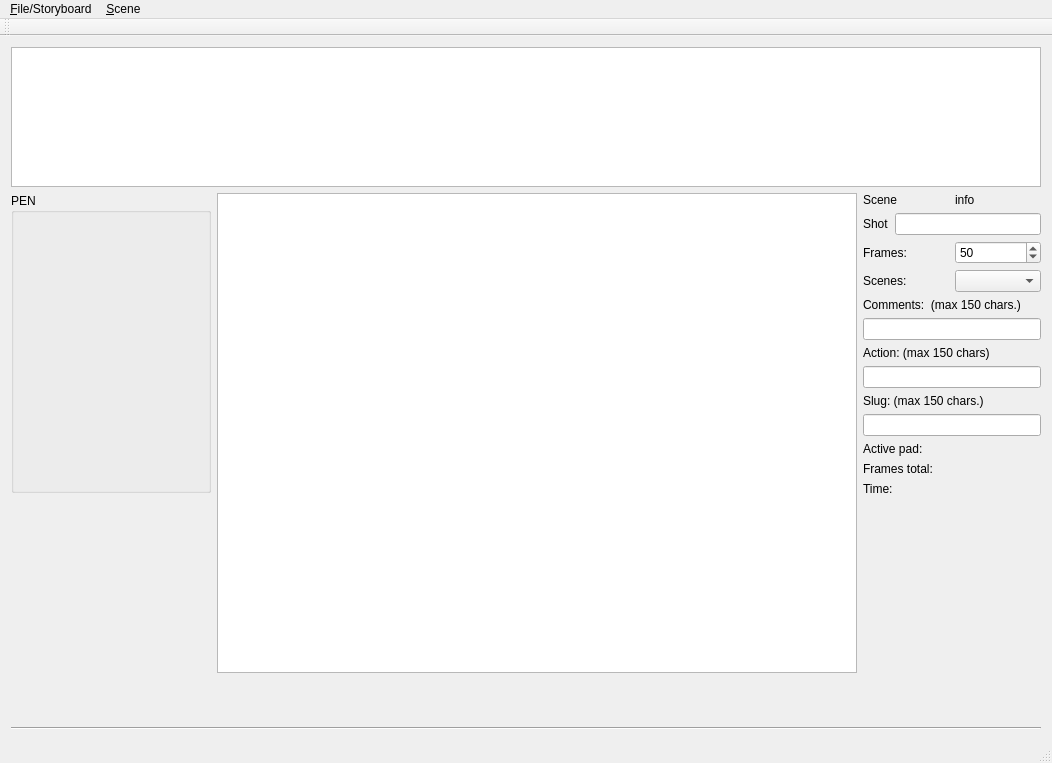
davidlamhauge/dastoryboard, file mainwindow.ui: the form before one commit.
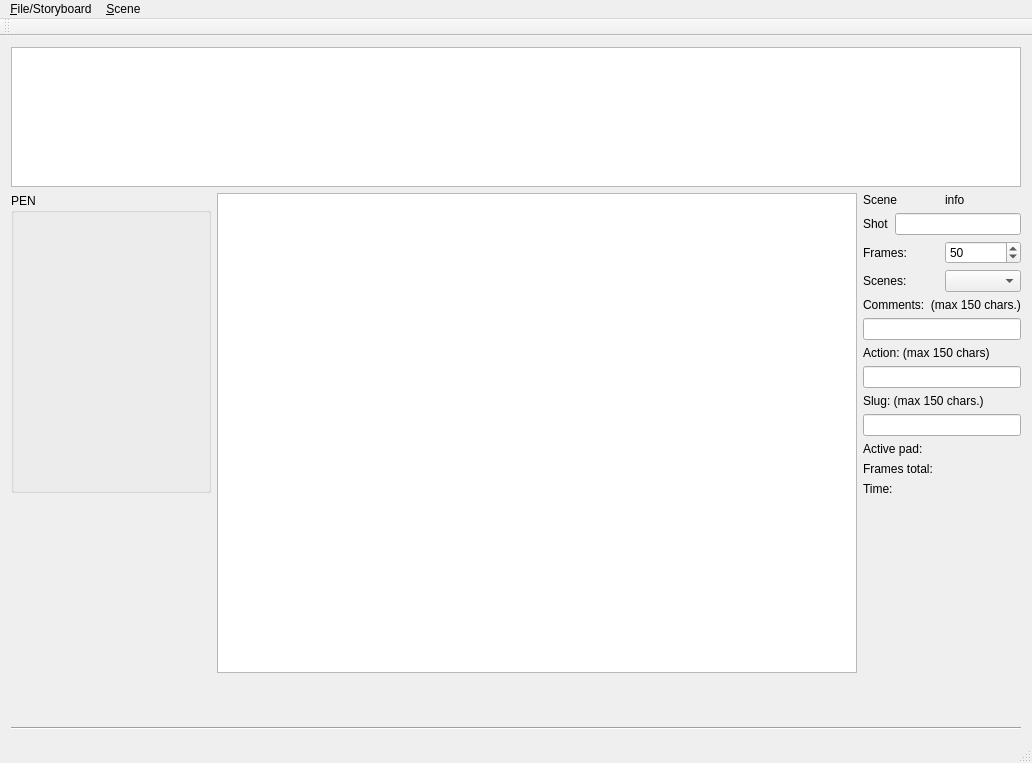
The form after the commit. Icons and pictures are not drawn.

Commit message: Settings initialized

```diff
--- a/mainwindow.ui
+++ b/mainwindow.ui
@@ -6,7 +6,7 @@
    <rect>
     <x>0</x>
     <y>0</y>
-    <width>1052</width>
+    <width>1031</width>
     <height>763</height>
    </rect>
   </property>
@@ -318,7 +318,7 @@
     <rect>
      <x>0</x>
      <y>0</y>
-     <width>1052</width>
+     <width>1031</width>
      <height>21</height>
     </rect>
    </property>
```
The commit also changes 2 other files.
